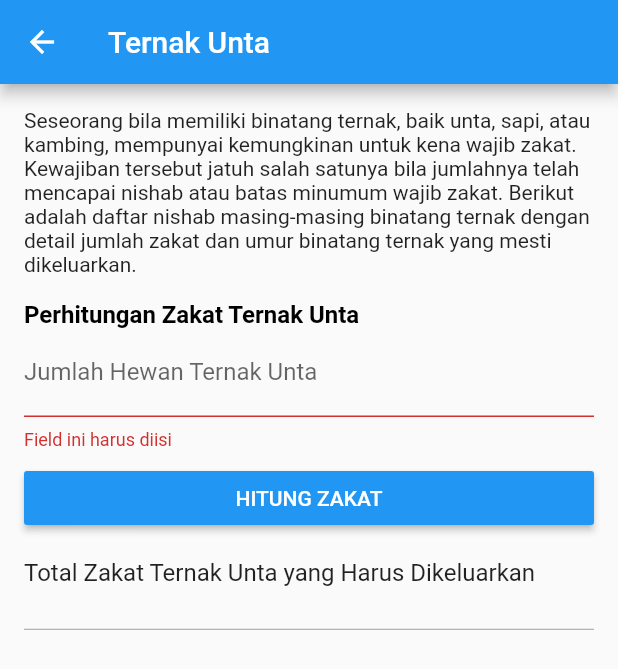
After one commit to feriyalsusanto/zakatax, a Flutter app: the ZakatUntaPage screen opened directly, after a tap on "HITUNG ZAKAT", on a phone screen of 412 x 824 dp. The commit adds this screen. Shown: the top 669 px of the screen. Run offline on Flutter 3.47's test engine with Material 2 defaults, Android fonts, the phone set to English and light mode, and no system bars.

Commit message:
add menu zakat peternakan

```diff
--- /dev/null
+++ b/lib/home/menu/zakatmaal/zakatpeternakan/zakatunta.page.dart
@@ -0,0 +1,154 @@
+import 'package:flutter/material.dart';
+
+class ZakatUntaPage extends StatefulWidget {
+  @override
+  _ZakatUntaPageState createState() => _ZakatUntaPageState();
+}
+
+class _ZakatUntaPageState extends State<ZakatUntaPage> {
+  GlobalKey<FormState> _formState = GlobalKey<FormState>();
+
+  TextEditingController _ekorController = new TextEditingController();
+  TextEditingController _totalController = new TextEditingController();
+
+  @override
+  Widget build(BuildContext context) {
+    return Scaffold(
+      appBar: AppBar(
+        title: Text('Ternak Unta'),
+      ),
+      body: SingleChildScrollView(
+        child: Padding(
+          padding: EdgeInsets.all(16.0),
+          child: Form(
+              key: _formState,
+              child: Column(
+                crossAxisAlignment: CrossAxisAlignment.stretch,
+                children: <Widget>[
+                  Text(
+                      'Seseorang bila memiliki binatang ternak, baik unta, sapi, atau kambing, mempunyai kemungkinan untuk kena wajib zakat. '
+                      'Kewajiban tersebut jatuh salah satunya bila jumlahnya telah mencapai nishab atau batas minumum wajib zakat. '
+                      'Berikut adalah daftar nishab masing-masing binatang ternak dengan detail jumlah zakat dan umur binatang ternak yang mesti dikeluarkan.'),
+                  Padding(
+                    padding: EdgeInsets.only(top: 16.0),
+                    child: Text(
+                      'Perhitungan Zakat Ternak Unta',
+                      style: TextStyle(
+                          color: Colors.black,
+                          fontWeight: FontWeight.w600,
+                          fontSize: 16.0),
+                    ),
+                  ),
+                  TextFormField(
+                    decoration:
+                        InputDecoration(labelText: 'Jumlah Hewan Ternak Unta'),
+                    keyboardType: TextInputType.number,
+                    controller: _ekorController,
+                    validator: (val) =>
+                        val.isEmpty ? 'Field ini harus diisi' : null,
+                  ),
+                  Padding(
+                    padding: EdgeInsets.only(top: 8.0, bottom: 16.0),
+                    child: RaisedButton(
+                      onPressed: _sumZakat,
+                      color: Colors.blue,
+                      child: Text(
+                        'HITUNG ZAKAT',
+                        style: TextStyle(color: Colors.white),
+                      ),
+                    ),
+                  ),
+                  Text(
+                    'Total Zakat Ternak Unta yang Harus Dikeluarkan',
+                    style: TextStyle(fontSize: 16.0),
+                  ),
+                  Padding(
+                    padding: EdgeInsets.only(bottom: 8.0, top: 4.0),
+                    child: Text(
+                      _totalController.text,
+                      style: TextStyle(fontSize: 14.0),
+                    ),
+                  ),
+                  Divider(
+                    height: 1.0,
+                    color: Colors.grey,
+                  )
+                ],
+              )),
+        ),
+      ),
+    );
+  }
+
+  _sumZakat() {
+    final FormState formState = _formState.currentState;
+    if (!formState.validate()) {
+    } else {
+      formState.save();
+
+      int minim = 5;
+      int ekor = int.parse(_ekorController.text);
+
+      if (ekor >= minim) {
+        if (ekor >= 5 && ekor < 10) {
+          _totalController.text =
+              '1 ekor kambing umur 2 tahun, \natau 1 ekor domba umur 1 tahun';
+        } else if (ekor >= 10 && ekor < 15) {
+          _totalController.text =
+              '2 ekor kambing umur 2 tahun, \natau 2 ekor domba umur 1 tahun';
+        } else if (ekor >= 15 && ekor < 20) {
+          _totalController.text =
+              '3 ekor kambing umur 2 tahun, \natau 3 ekor domba umur 1 tahun';
+        } else if (ekor >= 20 && ekor < 25) {
+          _totalController.text =
+              '4 ekor kambing umur 2 tahun, \natau 4 ekor domba umur 1 tahun';
+        } else if (ekor >= 25 && ekor < 36) {
+          _totalController.text = '1 ekor onta betina umur 1 tahun';
+        } else if (ekor >= 36 && ekor < 46) {
+          _totalController.text = '1 ekor onta betina umur 2 tahun';
+        } else if (ekor >= 46 && ekor < 61) {
+          _totalController.text = '1 ekor onta betina umur 3 tahun';
+        } else if (ekor >= 61 && ekor < 76) {
+          _totalController.text = '1 ekor onta betina umur 4 tahun';
+        } else if (ekor >= 76 && ekor < 91) {
+          _totalController.text = '2 ekor onta betina umur 2 tahun';
+        } else if (ekor >= 91 && ekor < 121) {
+          _totalController.text = '2 ekor onta betina umur 3 tahun';
+        } else if (ekor >= 121 && ekor < 140) {
+          _totalController.text = '3 ekor onta betina umur 2 tahun';
+        } else if (ekor >= 140) {
+          int betina2Tahun = 0;
+          int betina3Tahun = 0;
+
+          while (true) {
+            if (ekor == 0) break;
+
+            if (ekor % 50 == 0) {
+              betina3Tahun += (ekor / 50).round();
+              ekor = 0;
+            } else if (ekor % 40 == 0) {
+              betina2Tahun += (ekor / 40).round();
+              ekor = 0;
+            } else if (ekor - 50 >= 0) {
+              ekor -= 50;
+              betina3Tahun++;
+              if (ekor - 40 >= 0) {
+                ekor -= 40;
+                betina2Tahun++;
+              }
+            } else {
+              break;
+            }
+          }
+
+          String total =
+              '$betina3Tahun ekor unta betina umur 3 tahun \ndan $betina2Tahun ekor unta betina umur 2 tahun';
+          _totalController.text = total;
+        }
+      } else {
+        _totalController.text = 'Anda tidak wajib melakukan zakat';
+      }
+      setState(() {});
+    }
+  }
+}
```
Also changed, not shown: lib/home/menu/zakatmaal/menu.page.dart (+22 -4 lines), lib/home/menu/zakatmaal/zakatpeternakan/zakatdomba.page.dart (added, +116 -0 lines), lib/home/menu/zakatmaal/zakatpeternakan/zakatsapi.page.dart (added, +129 -0 lines).
